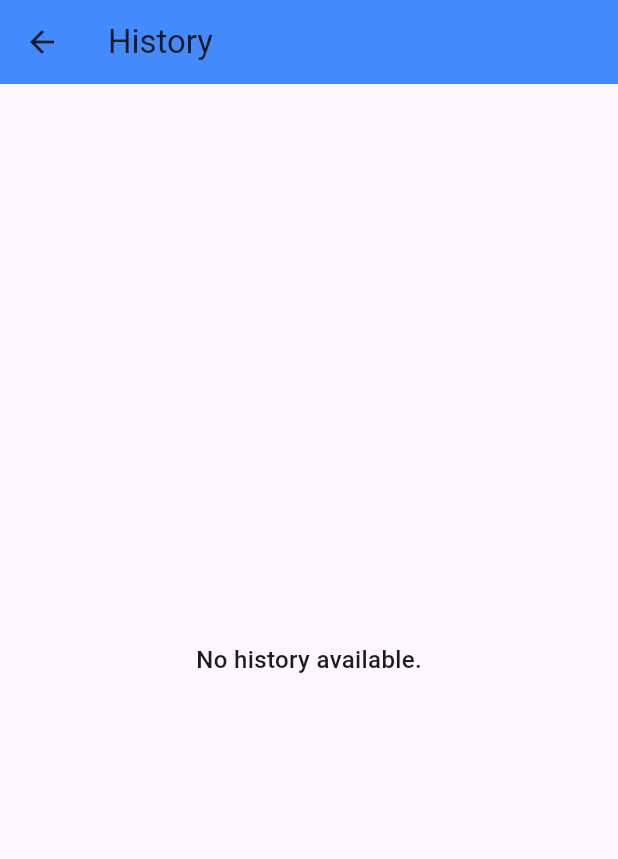
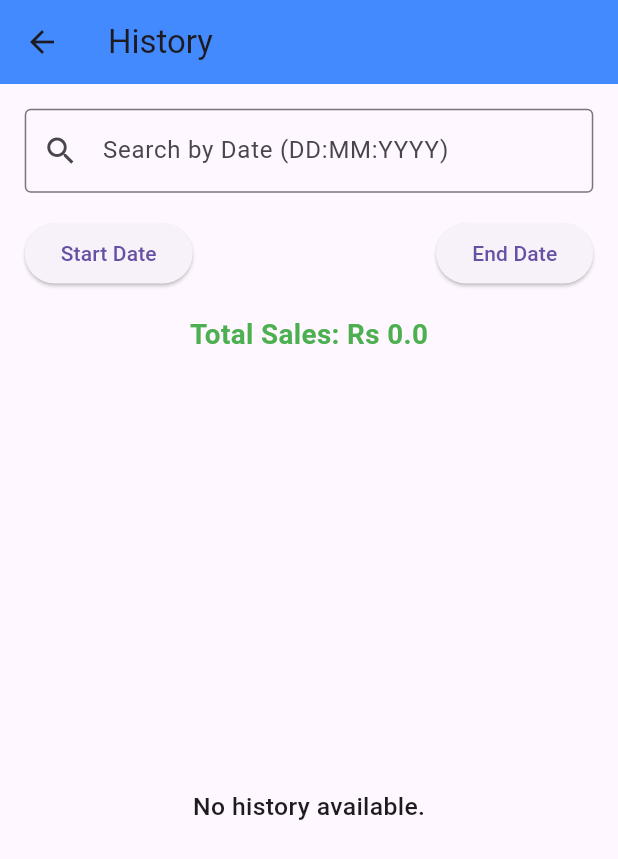
Before and after one commit to usman-1086/medicalStore, a Flutter app: the HistoryScreen screen opened by its route, on a phone screen of 412 x 824 dp. Shown: the top 859 px of the screen. Run offline on Flutter 3.47's test engine with Material 3 defaults, Android fonts, the phone set to English and light mode, and no system bars; our stand-ins replace cloud_firestore, firebase_auth, firebase_core, get; accounts and stored records are empty.

Commit message:
third Commit

```diff
--- a/lib/controller/medicine_controller.dart
+++ b/lib/controller/medicine_controller.dart
@@ -134,7 +134,7 @@ class MedicineController extends GetxController {
       Get.snackbar(
         "Success",
         "Medicine added successfully!",
-        snackPosition: SnackPosition.BOTTOM,
+        snackPosition: SnackPosition.TOP,
         backgroundColor: Colors.green,
         colorText: Colors.white,
       );
@@ -328,7 +328,7 @@ class CartItem {
 class CartHistoryItem {
   final String medicineName;
   final int quantity;
-  final int price; // Store as int
+  final double price; // Store as int
   final DateTime dateTime;
 
   CartHistoryItem({
@@ -352,7 +352,7 @@ class CartHistoryItem {
     }
 
     // Handle price being either int or double
-    int parsedPrice = (data['price'] ?? 0).toDouble().toInt(); // Convert to int
+    double parsedPrice = (data['price'] ?? 0).toDouble(); // Convert to int
 
     return CartHistoryItem(
       medicineName: data['medicineName'] ?? '',
--- a/lib/screen/history_screen.dart
+++ b/lib/screen/history_screen.dart
@@ -1,60 +1,155 @@
 import 'package:flutter/material.dart';
 import 'package:get/get.dart';
 import '../controller/medicine_controller.dart';
+import 'package:intl/intl.dart';
 
-class HistoryScreen extends StatelessWidget {
+class HistoryScreen extends StatefulWidget {
+  @override
+  _HistoryScreenState createState() => _HistoryScreenState();
+}
+
+class _HistoryScreenState extends State<HistoryScreen> {
   final MedicineController medicineController = Get.find();
+  final TextEditingController searchController = TextEditingController();
+  DateTime? startDate;
+  DateTime? endDate;
+  double totalSales = 0.0;
+
+  void calculateTotalSales() {
+    final filteredHistory = medicineController.cartHistory.where((historyItem) {
+      return (startDate == null || historyItem.dateTime.isAfter(startDate!)) &&
+          (endDate == null || historyItem.dateTime.isBefore(endDate!));
+    }).toList();
+
+    totalSales = filteredHistory.fold(0.0, (sum, item) => sum + item.price);
+    setState(() {});
+  }
 
   @override
   Widget build(BuildContext context) {
+    final double screenWidth = MediaQuery.of(context).size.width;
+    final double screenHeight = MediaQuery.of(context).size.height;
+
     return Scaffold(
       appBar: AppBar(
         title: Text("History"),
         backgroundColor: Colors.blueAccent,
       ),
-      body: FutureBuilder(
+      body: Column(
+        children: [
+          Padding(
+            padding: EdgeInsets.all(screenWidth * 0.04),
+            child: Column(
+              children: [
+                TextField(
+                  controller: searchController,
+                  decoration: InputDecoration(
+                    labelText: "Search by Date (DD:MM:YYYY)",
+                    border: OutlineInputBorder(),
+                    prefixIcon: Icon(Icons.search),
+                  ),
+                  onChanged: (value) => setState(() {}),
+                ),
+                SizedBox(height: screenHeight * 0.02),
+                Row(
+                  mainAxisAlignment: MainAxisAlignment.spaceBetween,
+                  children: [
+                    ElevatedButton(
+                      onPressed: () async {
+                        DateTime? picked = await showDatePicker(
+                          context: context,
+                          initialDate: DateTime.now(),
+                          firstDate: DateTime(2000),
+                          lastDate: DateTime(2100),
+                        );
+                        if (picked != null) {
+                          setState(() => startDate = picked);
+                          calculateTotalSales();
+                        }
+                      },
+                      child: Text(startDate == null ? "Start Date" : DateFormat('dd-MM-yyyy').format(startDate!)),
+                    ),
+                    ElevatedButton(
+                      onPressed: () async {
+                        DateTime? picked = await showDatePicker(
+                          context: context,
+                          initialDate: DateTime.now(),
+                          firstDate: DateTime(2000),
+                          lastDate: DateTime(2100),
+                        );
+                        if (picked != null) {
+                          setState(() => endDate = picked);
+                          calculateTotalSales();
+                        }
+                      },
+                      child: Text(endDate == null ? "End Date" : DateFormat('dd-MM-yyyy').format(endDate!)),
+                    ),
+                  ],
+                ),
+                SizedBox(height: screenHeight * 0.02),
+                Text("Total Sales: Rs $totalSales", style: TextStyle(fontSize: screenWidth * 0.045, fontWeight: FontWeight.bold, color: Colors.green)),
+              ],
+            ),
+          ),
+          Expanded(
+            child: FutureBuilder(
               future: medicineController.fetchCartHistory(),
               builder: (context, snapshot) {
                 if (snapshot.connectionState == ConnectionState.waiting) {
                   return Center(child: CircularProgressIndicator());
                 }
 
-          // Observe cartHistory updates
                 return Obx(() {
-            if (medicineController.cartHistory.isEmpty) {
-              return Center(child: Text("No history available.", style: TextStyle(fontSize: 16, fontWeight: FontWeight.w500)));
+                  final filteredHistory = medicineController.cartHistory.where((historyItem) {
+                    final formattedDate = DateFormat('dd:MM:yyyy').format(historyItem.dateTime);
+                    return searchController.text.isEmpty || formattedDate.contains(searchController.text);
+                  }).toList();
+
+                  if (filteredHistory.isEmpty) {
+                    return Center(
+                      child: Text(
+                        "No history available.",
+                        style: TextStyle(fontSize: screenWidth * 0.04, fontWeight: FontWeight.w500),
+                      ),
+                    );
                   }
 
                   return ListView.builder(
-              padding: EdgeInsets.all(8.0),
-              itemCount: medicineController.cartHistory.length,
+                    padding: EdgeInsets.all(screenWidth * 0.02),
+                    itemCount: filteredHistory.length,
                     itemBuilder: (context, index) {
-                final historyItem = medicineController.cartHistory[index];
+                      final historyItem = filteredHistory[index];
                       return Card(
-                  margin: EdgeInsets.symmetric(vertical: 8.0),
+                        margin: EdgeInsets.symmetric(vertical: screenHeight * 0.01),
                         elevation: 4.0,
                         shape: RoundedRectangleBorder(
                           borderRadius: BorderRadius.circular(10),
                         ),
                         child: ListTile(
-                    contentPadding: EdgeInsets.symmetric(vertical: 12.0, horizontal: 16.0),
+                          contentPadding: EdgeInsets.symmetric(
+                            vertical: screenHeight * 0.015,
+                            horizontal: screenWidth * 0.04,
+                          ),
                           title: Text(
                             historyItem.medicineName,
                             style: TextStyle(
                               fontWeight: FontWeight.bold,
-                        fontSize: 18,
+                              fontSize: screenWidth * 0.05,
                               color: Colors.blueAccent,
                             ),
                           ),
                           subtitle: Column(
                             crossAxisAlignment: CrossAxisAlignment.start,
                             children: [
-                        SizedBox(height: 4),
-                        Text("Quantity: ${historyItem.quantity}", style: TextStyle(fontSize: 14, color: Colors.grey[700])),
-                        SizedBox(height: 4),
-                        Text("Price: Rs ${historyItem.price}", style: TextStyle(fontSize: 14, color: Colors.green)),
-                        SizedBox(height: 4),
-                        Text("Date: ${historyItem.formattedDate}", style: TextStyle(fontSize: 14, color: Colors.grey[600])),
+                              SizedBox(height: screenHeight * 0.005),
+                              Text("Quantity: ${historyItem.quantity}",
+                                  style: TextStyle(fontSize: screenWidth * 0.035, color: Colors.grey[700])),
+                              SizedBox(height: screenHeight * 0.005),
+                              Text("Price: Rs ${historyItem.price}",
+                                  style: TextStyle(fontSize: screenWidth * 0.035, color: Colors.green)),
+                              SizedBox(height: screenHeight * 0.005),
+                              Text("Date: ${historyItem.formattedDate}",
+                                  style: TextStyle(fontSize: screenWidth * 0.035, color: Colors.grey[600])),
                             ],
                           ),
                           isThreeLine: true,
@@ -65,6 +160,9 @@ class HistoryScreen extends StatelessWidget {
                 });
               },
             ),
+          ),
+        ],
+      ),
     );
   }
 }
```
Also changed, not shown: 2 other files. Lines whose indentation alone changed are shown as unchanged.
